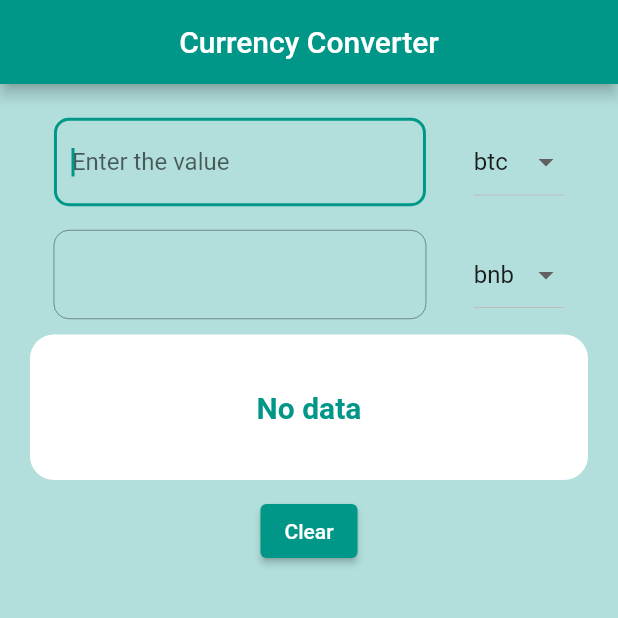
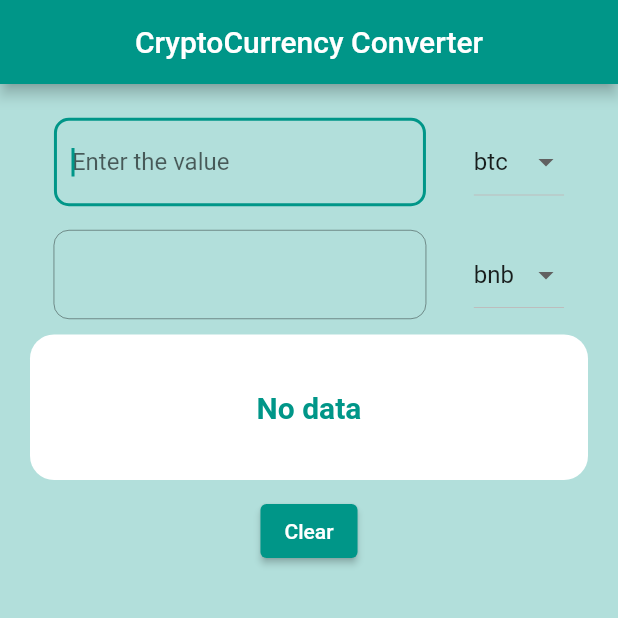
Before and after one commit to Rayuhri/Lab-1, a Flutter app: the screen it shows after launch, on a phone screen of 412 x 824 dp, the top half of it. Run offline on Flutter 3.47's test engine with Material 2 defaults, Android fonts, the phone set to English and light mode, and no system bars.

Commit message:
Update conversion.dart

```diff
--- a/lib/conversion.dart
+++ b/lib/conversion.dart
@@ -15,14 +15,14 @@ class _ConversionPageState extends State<ConversionPage> {
   @override
   Widget build(BuildContext context) {
     return MaterialApp(
-      title: 'Currency Converter',
+      title: 'CryptoCurrency Converter',
       theme: ThemeData(
         primarySwatch: Colors.teal,
       ),
       home: Scaffold(
           appBar: AppBar(
             centerTitle: true,
-            title: const Text('Currency Converter'),
+            title: const Text('CryptoCurrency Converter'),
           ),
           backgroundColor: Colors.teal[100],
           body: Column(
```
